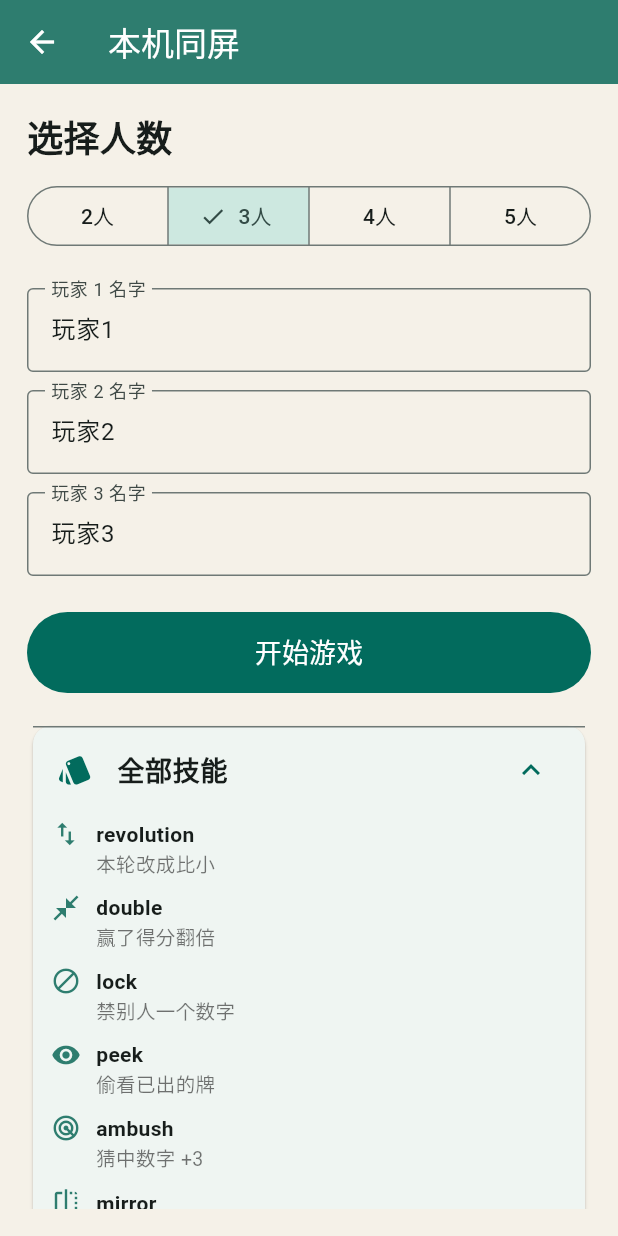
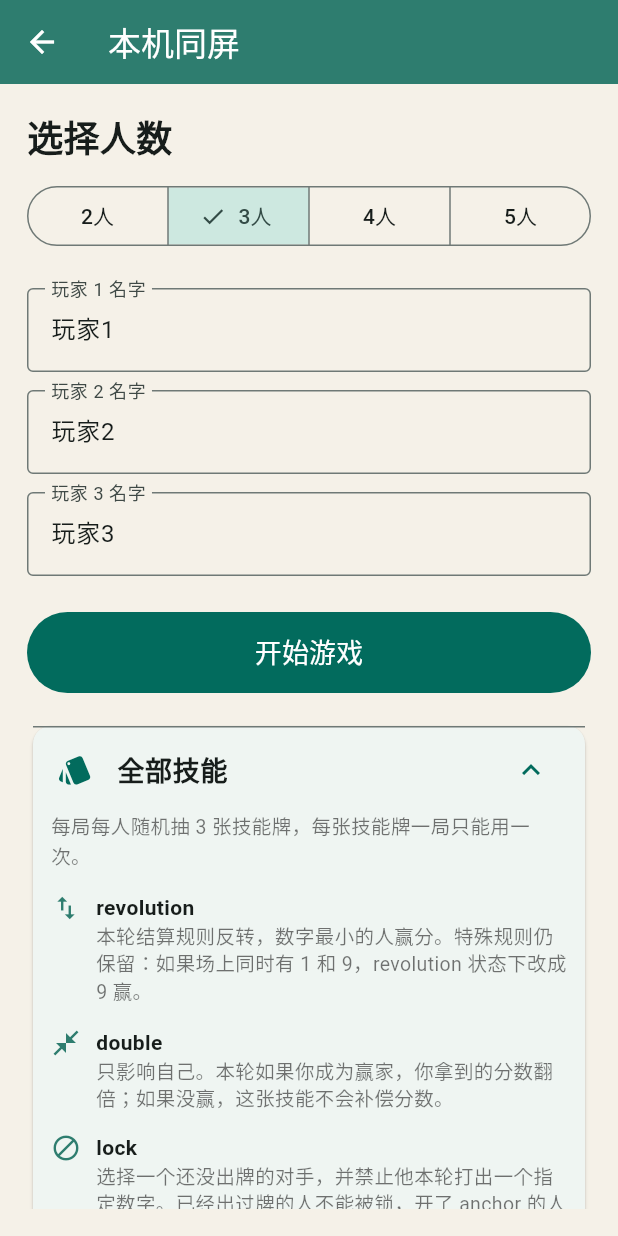
Before and after one commit to wzy884736285/jiupaiduofen, a Flutter app: the screen it shows after launch, after a tap on "本机同屏游戏", on a phone screen of 412 x 824 dp. Run offline on Flutter 3.47's test engine with Material 3 defaults, Android fonts, the phone set to English and light mode, and no system bars; our stand-ins replace supabase_flutter; accounts and stored records are empty.

Commit message:
Expand skill catalog descriptions

```diff
--- a/lib/main.dart
+++ b/lib/main.dart
@@ -37,84 +37,99 @@ const skillDefinitions = {
     id: 'revolution',
     name: 'revolution',
     description: '本轮改成比小',
+    detail: '本轮结算规则反转，数字最小的人赢分。特殊规则仍保留：如果场上同时有 1 和 9，revolution 状态下改成 9 赢。',
     icon: Icons.swap_vert,
   ),
   'double': SkillDefinition(
     id: 'double',
     name: 'double',
     description: '赢了得分翻倍',
+    detail: '只影响自己。本轮如果你成为赢家，你拿到的分数翻倍；如果没赢，这张技能不会补偿分数。',
     icon: Icons.close_fullscreen,
   ),
   'lock': SkillDefinition(
     id: 'lock',
     name: 'lock',
     description: '禁别人一个数字',
+    detail: '选择一个还没出牌的对手，并禁止他本轮打出一个指定数字。已经出过牌的人不能被锁，开了 anchor 的人也不能被锁。',
     icon: Icons.block,
   ),
   'peek': SkillDefinition(
     id: 'peek',
     name: 'peek',
     description: '偷看已出的牌',
+    detail: '查看一个本轮已经出牌玩家的数字。适合后手判断当前局势，决定要不要用 revolution、double 或其他技能。',
     icon: Icons.visibility,
   ),
   'ambush': SkillDefinition(
     id: 'ambush',
     name: 'ambush',
     description: '猜中数字 +3',
+    detail: '先猜一个 1 到 9 的数字。结算时只要本轮有人出过这个数字，你额外 +3 分，不要求你赢本轮。',
     icon: Icons.radar,
   ),
   'mirror': SkillDefinition(
     id: 'mirror',
     name: 'mirror',
     description: '点数变成 10-x',
+    detail: '只改变你本轮这张牌的结算点数：1 变 9、2 变 8、5 还是 5、9 变 1。分数池仍按大家实际出的牌计算。',
     icon: Icons.flip,
   ),
   'tax': SkillDefinition(
     id: 'tax',
     name: 'tax',
     description: '从赢家拿 2 分',
+    detail: '本轮结算后，如果别人赢了，你从每个赢家那里拿 2 分；如果你自己就是赢家，不会从自己身上拿分。',
     icon: Icons.account_balance,
   ),
   'insurance': SkillDefinition(
     id: 'insurance',
     name: 'insurance',
     description: '没赢得 +3',
+    detail: '只影响自己。本轮如果你没有赢，结算时额外 +3 分；如果你赢了，就不会触发保险分。',
     icon: Icons.health_and_safety,
   ),
   'silence': SkillDefinition(
     id: 'silence',
     name: 'silence',
     description: '禁别人本轮技能',
+    detail: '选择一个还没出牌的对手，让他本轮不能再使用技能。已经出过牌的人不能被禁技，开了 anchor 的人免疫。',
     icon: Icons.volume_off,
   ),
   'chaos': SkillDefinition(
     id: 'chaos',
     name: 'chaos',
     description: '分数池随机 +/-3',
+    detail: '立刻随机改变本轮分数池：可能 +3，也可能 -3。最终分数池最低不会低于 0，适合打乱稳定局面。',
     icon: Icons.casino,
   ),
   'snipe': SkillDefinition(
     id: 'snipe',
     name: 'snipe',
     description: '猜中某人 +5',
+    detail: '选择一个对手并猜他本轮会出的数字。结算时如果猜中，你额外 +5 分，不要求你赢本轮。',
     icon: Icons.center_focus_strong,
   ),
   'anchor': SkillDefinition(
     id: 'anchor',
     name: 'anchor',
     description: '本轮免疫干扰',
+    detail:
+        '只保护自己。本轮免疫 lock 和 silence；如果你已经被 lock 或 silence，使用 anchor 会立刻解除这些干扰。',
     icon: Icons.anchor,
   ),
   'loan': SkillDefinition(
     id: 'loan',
     name: 'loan',
     description: '立刻 +6，之后3轮各扣2',
+    detail: '立刻获得 6 分。之后从下一轮开始，连续 3 轮每轮结算时扣 2 分。欠分还完前不能再次使用 loan。',
     icon: Icons.payments,
   ),
   'last_word': SkillDefinition(
     id: 'last_word',
     name: 'last word',
     description: '并列时优先赢',
+    detail: '只影响自己。本轮如果你和别人并列成为目标数字，优先判定你单独获胜；没有并列时不会改变结果。',
     icon: Icons.record_voice_over,
   ),
 };
@@ -124,12 +139,14 @@ class SkillDefinition {
     required this.id,
     required this.name,
     required this.description,
+    required this.detail,
     required this.icon,
   });
 
   final String id;
   final String name;
   final String description;
+  final String detail;
   final IconData icon;
 }
 
@@ -1447,10 +1464,16 @@ Widget buildSkillCatalogPanel() {
 
 Widget buildSkillCatalogList() {
   return Column(
+    crossAxisAlignment: CrossAxisAlignment.start,
     children: [
+      const Text(
+        '每局每人随机抽 3 张技能牌，每张技能牌一局只能用一次。',
+        style: TextStyle(fontSize: 13, color: Colors.black54),
+      ),
+      const SizedBox(height: 8),
       for (final skillId in skillDeck)
         Padding(
-          padding: const EdgeInsets.symmetric(vertical: 5),
+          padding: const EdgeInsets.symmetric(vertical: 7),
           child: Row(
             crossAxisAlignment: CrossAxisAlignment.start,
             children: [
@@ -1469,10 +1492,11 @@ Widget buildSkillCatalogList() {
                       style: const TextStyle(fontWeight: FontWeight.w700),
                     ),
                     Text(
-                      skillDefinitions[skillId]!.description,
+                      skillDefinitions[skillId]!.detail,
                       style: const TextStyle(
                         fontSize: 13,
                         color: Colors.black54,
+                        height: 1.35,
                       ),
                     ),
                   ],
```
Also changed, not shown: 2 other files.
